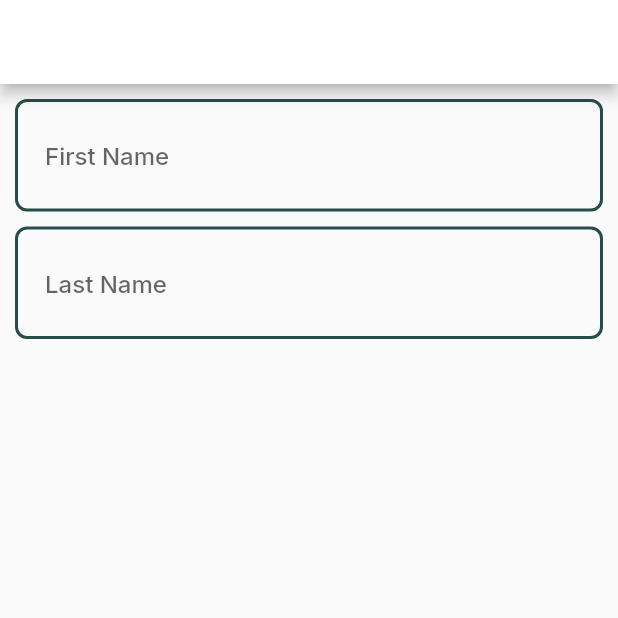
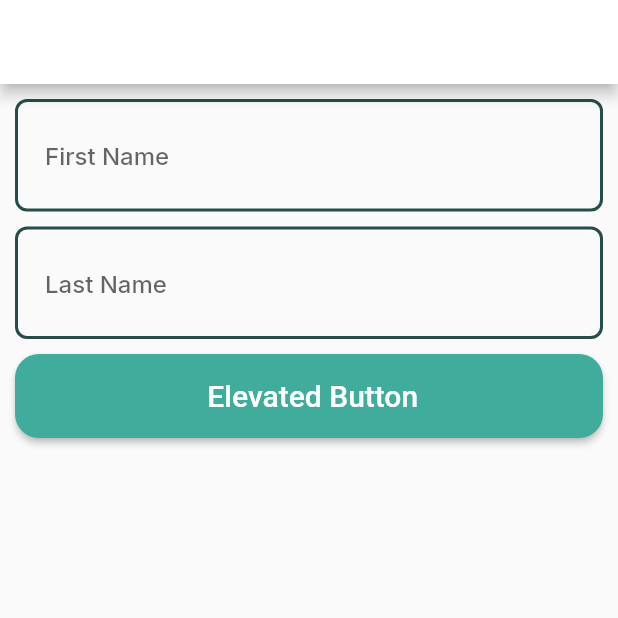
Before and after one commit to isif00/HACK-ODD, a Flutter app: the screen it shows after launch, on a phone screen of 412 x 824 dp, the top half of it. Run offline on Flutter 3.47's test engine with Material 2 defaults, Android fonts, the phone set to English and light mode, and no system bars; our stand-ins replace gap, google_fonts.

Commit message:
main button

```diff
--- a/lib/screens/intro_screen.dart
+++ b/lib/screens/intro_screen.dart
@@ -2,6 +2,7 @@ import 'package:flutter/material.dart';
 import 'package:flutter/widgets.dart';
 import 'package:gap/gap.dart';
 import 'package:hack_odd/widgets/text_input.dart';
+import 'package:hack_odd/widgets/main_button.dart';
 
 class IntroScreen extends StatefulWidget {
   const IntroScreen({super.key});
@@ -23,8 +24,15 @@ class _IntroScreenState extends State<IntroScreen> {
           TextInput(hintText: 'First Name'),
           Gap(10),
           TextInput(hintText: 'Last Name'),
-        ]),
-      ),
+          Gap(10),
+          SizedBox(
+            height: 56,
+            width: double.infinity,
+            child: MainButton(),
+          )
+
+      ])),
+
     );
   }
 }
--- a/lib/widgets/main_button.dart
+++ b/lib/widgets/main_button.dart
@@ -1,10 +1,25 @@
+import 'package:flutter/material.dart';
 import 'package:flutter/widgets.dart';
+import 'package:hack_odd/utils/app_style.dart';
 
 class MainButton extends StatelessWidget {
   const MainButton({super.key});
 
   @override
   Widget build(BuildContext context) {
-    return Container();
+    return ElevatedButton(
+        onPressed: () {},
+        style: ElevatedButton.styleFrom(
+          backgroundColor: Styles.primaryColor,
+          shape: RoundedRectangleBorder(
+
+            borderRadius: BorderRadius.circular(16.0),
+          ),
+        ),
+        child: const Text(' Elevated Button', style: TextStyle(
+          fontSize: 20
+        ),)
+
+    );
   }
 }
```
